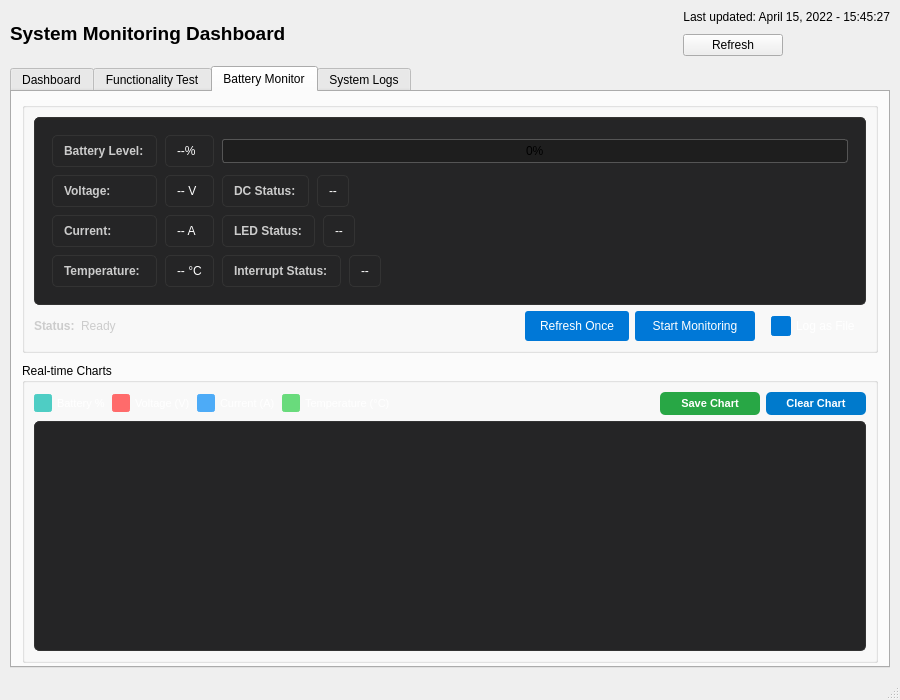
Old version of the form gui/ui/main_window.ui in the repository MingYuan-Chen/orion_v2.
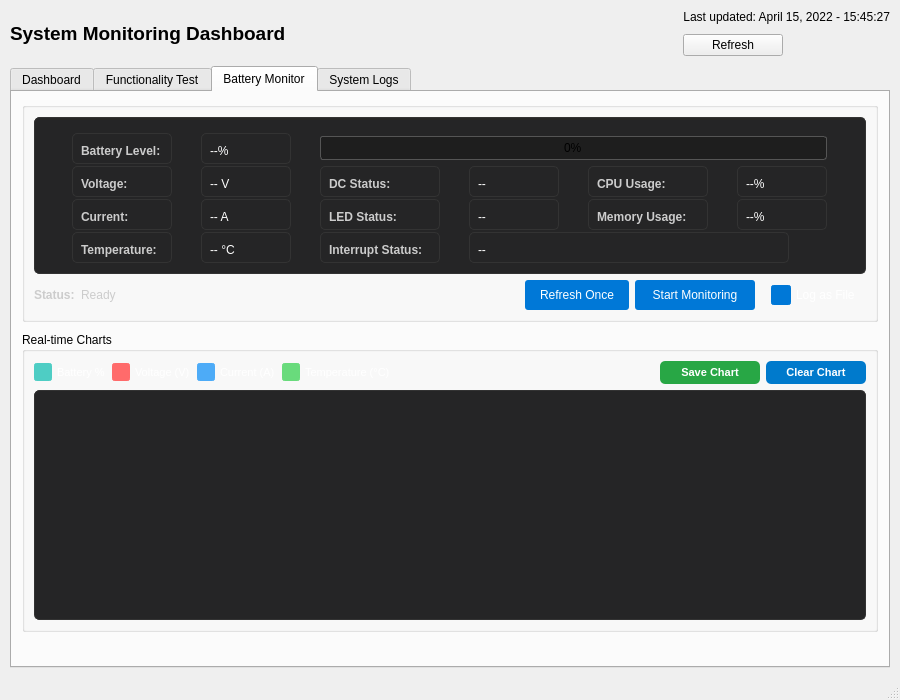
New version of the form. The open tabs and pages were chosen to show the change.

Commit message: add cpu & memory in battery monitor

```diff
--- a/gui/ui/main_window.ui
+++ b/gui/ui/main_window.ui
@@ -1283,15 +1283,42 @@
     background-color: #252526;
     border: 1px solid #333333;
     border-radius: 5px;
-    padding: 8px;
+    padding: 10px 5px 5px 5px;
 }</string>
              </property>
              <layout class="QGridLayout" name="gridLayout_battery_data">
+              <property name="leftMargin">
+               <number>5</number>
+              </property>
+              <property name="topMargin">
+               <number>5</number>
+              </property>
+              <property name="rightMargin">
+               <number>5</number>
+              </property>
+              <property name="bottomMargin">
+               <number>5</number>
+              </property>
               <property name="spacing">
-               <number>8</number>
+               <number>2</number>
+              </property>
+              <property name="columnStretch">
+               <string>0,0,0,0,0,1</string>
               </property>
               <item row="0" column="0">
                <widget class="QLabel" name="label_battery_level_title">
+                <property name="minimumSize">
+                 <size>
+                  <width>100</width>
+                  <height>0</height>
+                 </size>
+                </property>
+                <property name="maximumSize">
+                 <size>
+                  <width>100</width>
+                  <height>16777215</height>
+                 </size>
+                </property>
                 <property name="text">
                  <string>Battery Level:</string>
                 </property>
@@ -1302,6 +1329,18 @@
               </item>
               <item row="0" column="1">
                <widget class="QLabel" name="label_battery_level_value">
+                <property name="minimumSize">
+                 <size>
+                  <width>90</width>
+                  <height>0</height>
+                 </size>
+                </property>
+                <property name="maximumSize">
+                 <size>
+                  <width>90</width>
+                  <height>16777215</height>
+                 </size>
+                </property>
                 <property name="text">
                  <string>--%</string>
                 </property>
@@ -1310,7 +1349,7 @@
                 </property>
                </widget>
               </item>
-              <item row="0" column="2">
+              <item row="0" column="2" colspan="4">
                <widget class="QProgressBar" name="progressBar_battery_level">
                 <property name="value">
                  <number>0</number>
@@ -1331,6 +1370,18 @@
               </item>
               <item row="1" column="0">
                <widget class="QLabel" name="label_voltage_title">
+                <property name="minimumSize">
+                 <size>
+                  <width>100</width>
+                  <height>0</height>
+                 </size>
+                </property>
+                <property name="maximumSize">
+                 <size>
+                  <width>100</width>
+                  <height>16777215</height>
+                 </size>
+                </property>
                 <property name="text">
                  <string>Voltage:</string>
                 </property>
@@ -1341,6 +1392,18 @@
               </item>
               <item row="1" column="1">
                <widget class="QLabel" name="label_voltage_value">
+                <property name="minimumSize">
+                 <size>
+                  <width>90</width>
+                  <height>0</height>
+                 </size>
+                </property>
+                <property name="maximumSize">
+                 <size>
+                  <width>90</width>
+                  <height>16777215</height>
+                 </size>
+                </property>
                 <property name="text">
                  <string>-- V</string>
                 </property>
@@ -1351,6 +1414,18 @@
               </item>
               <item row="2" column="0">
                <widget class="QLabel" name="label_current_title">
+                <property name="minimumSize">
+                 <size>
+                  <width>100</width>
+                  <height>0</height>
+                 </size>
+                </property>
+                <property name="maximumSize">
+                 <size>
+                  <width>100</width>
+                  <height>16777215</height>
+                 </size>
+                </property>
                 <property name="text">
                  <string>Current:</string>
                 </property>
@@ -1361,6 +1436,18 @@
               </item>
               <item row="2" column="1">
                <widget class="QLabel" name="label_current_value">
+                <property name="minimumSize">
+                 <size>
+                  <width>90</width>
+                  <height>0</height>
+                 </size>
+                </property>
+                <property name="maximumSize">
+                 <size>
+                  <width>90</width>
+                  <height>16777215</height>
+                 </size>
+                </property>
                 <property name="text">
                  <string>-- A</string>
                 </property>
@@ -1371,6 +1458,18 @@
               </item>
               <item row="3" column="0">
                <widget class="QLabel" name="label_temperature_title">
+                <property name="minimumSize">
+                 <size>
+                  <width>100</width>
+                  <height>0</height>
+                 </size>
+                </property>
+                <property name="maximumSize">
+                 <size>
+                  <width>100</width>
+                  <height>16777215</height>
+                 </size>
+                </property>
                 <property name="text">
                  <string>Temperature:</string>
                 </property>
@@ -1381,6 +1480,18 @@
               </item>
               <item row="3" column="1">
                <widget class="QLabel" name="label_temperature_value">
+                <property name="minimumSize">
+                 <size>
+                  <width>90</width>
+                  <height>0</height>
+                 </size>
+                </property>
+                <property name="maximumSize">
+                 <size>
+                  <width>90</width>
+                  <height>16777215</height>
+                 </size>
+                </property>
                 <property name="text">
                  <string>-- °C</string>
                 </property>
@@ -1390,9 +1501,19 @@
                </widget>
               </item>
               <item row="1" column="2">
-               <layout class="QHBoxLayout" name="horizontalLayout_dc_status">
-                <item>
                  <widget class="QLabel" name="label_dc_status_title">
+                <property name="minimumSize">
+                 <size>
+                  <width>120</width>
+                  <height>0</height>
+                 </size>
+                </property>
+                <property name="maximumSize">
+                 <size>
+                  <width>120</width>
+                  <height>16777215</height>
+                 </size>
+                </property>
                   <property name="text">
                    <string>DC Status:</string>
                   </property>
@@ -1401,8 +1522,20 @@
                   </property>
                  </widget>
                 </item>
-                <item>
+              <item row="1" column="3">
                  <widget class="QLabel" name="label_dc_status_value">
+                <property name="minimumSize">
+                 <size>
+                  <width>90</width>
+                  <height>0</height>
+                 </size>
+                </property>
+                <property name="maximumSize">
+                 <size>
+                  <width>90</width>
+                  <height>16777215</height>
+                 </size>
+                </property>
                   <property name="text">
                    <string>--</string>
                   </property>
@@ -1411,25 +1544,64 @@
                   </property>
                  </widget>
                 </item>
-                <item>
-                 <spacer name="horizontalSpacer_dc_status">
-                  <property name="orientation">
-                   <enum>Qt::Horizontal</enum>
-                  </property>
-                  <property name="sizeHint" stdset="0">
+              <item row="1" column="4">
+               <widget class="QLabel" name="label_cpu_usage_title">
+                <property name="minimumSize">
+                 <size>
+                  <width>120</width>
+                  <height>0</height>
+                 </size>
+                </property>
+                <property name="maximumSize">
                    <size>
-                    <width>40</width>
-                    <height>20</height>
-                   </size>
-                  </property>
-                 </spacer>
-                </item>
-               </layout>
+                  <width>120</width>
+                  <height>16777215</height>
+                 </size>
+                </property>
+                <property name="text">
+                 <string>CPU Usage:</string>
+                </property>
+                <property name="styleSheet">
+                 <string>color: #CCCCCC; font-weight: bold;</string>
+                </property>
+               </widget>
+              </item>
+              <item row="1" column="5">
+               <widget class="QLabel" name="label_cpu_usage_value">
+                <property name="minimumSize">
+                 <size>
+                  <width>90</width>
+                  <height>0</height>
+                 </size>
+                </property>
+                <property name="maximumSize">
+                 <size>
+                  <width>90</width>
+                  <height>16777215</height>
+                 </size>
+                </property>
+                <property name="text">
+                 <string>--%</string>
+                </property>
+                <property name="styleSheet">
+                 <string>color: white;</string>
+                </property>
+               </widget>
               </item>
               <item row="2" column="2">
-               <layout class="QHBoxLayout" name="horizontalLayout_led_status">
-                <item>
                  <widget class="QLabel" name="label_led_status_title">
+                <property name="minimumSize">
+                 <size>
+                  <width>120</width>
+                  <height>0</height>
+                 </size>
+                </property>
+                <property name="maximumSize">
+                 <size>
+                  <width>120</width>
+                  <height>16777215</height>
+                 </size>
+                </property>
                   <property name="text">
                    <string>LED Status:</string>
                   </property>
@@ -1438,8 +1610,20 @@
                   </property>
                  </widget>
                 </item>
-                <item>
+              <item row="2" column="3">
                  <widget class="QLabel" name="label_led_status_value">
+                <property name="minimumSize">
+                 <size>
+                  <width>90</width>
+                  <height>0</height>
+                 </size>
+                </property>
+                <property name="maximumSize">
+                 <size>
+                  <width>90</width>
+                  <height>16777215</height>
+                 </size>
+                </property>
                   <property name="text">
                    <string>--</string>
                   </property>
@@ -1448,25 +1632,64 @@
                   </property>
                  </widget>
                 </item>
-                <item>
-                 <spacer name="horizontalSpacer_led_status">
-                  <property name="orientation">
-                   <enum>Qt::Horizontal</enum>
-                  </property>
-                  <property name="sizeHint" stdset="0">
+              <item row="2" column="4">
+               <widget class="QLabel" name="label_memory_usage_title">
+                <property name="minimumSize">
+                 <size>
+                  <width>120</width>
+                  <height>0</height>
+                 </size>
+                </property>
+                <property name="maximumSize">
                    <size>
-                    <width>40</width>
-                    <height>20</height>
-                   </size>
-                  </property>
-                 </spacer>
-                </item>
-               </layout>
+                  <width>120</width>
+                  <height>16777215</height>
+                 </size>
+                </property>
+                <property name="text">
+                 <string>Memory Usage:</string>
+                </property>
+                <property name="styleSheet">
+                 <string>color: #CCCCCC; font-weight: bold;</string>
+                </property>
+               </widget>
+              </item>
+              <item row="2" column="5">
+               <widget class="QLabel" name="label_memory_usage_value">
+                <property name="minimumSize">
+                 <size>
+                  <width>90</width>
+                  <height>0</height>
+                 </size>
+                </property>
+                <property name="maximumSize">
+                 <size>
+                  <width>90</width>
+                  <height>16777215</height>
+                 </size>
+                </property>
+                <property name="text">
+                 <string>--%</string>
+                </property>
+                <property name="styleSheet">
+                 <string>color: white;</string>
+                </property>
+               </widget>
               </item>
               <item row="3" column="2">
-               <layout class="QHBoxLayout" name="horizontalLayout_interrupt_status">
-                <item>
                  <widget class="QLabel" name="label_interrupt_status_title">
+                <property name="minimumSize">
+                 <size>
+                  <width>120</width>
+                  <height>0</height>
+                 </size>
+                </property>
+                <property name="maximumSize">
+                 <size>
+                  <width>120</width>
+                  <height>16777215</height>
+                 </size>
+                </property>
                   <property name="text">
                    <string>Interrupt Status:</string>
                   </property>
@@ -1475,8 +1698,20 @@
                   </property>
                  </widget>
                 </item>
-                <item>
+              <item row="3" column="3"  colspan="3">
                  <widget class="QLabel" name="label_interrupt_status_value">
+                <property name="minimumSize">
+                 <size>
+                  <width>70</width>
+                  <height>0</height>
+                 </size>
+                </property>
+                <property name="maximumSize">
+                 <size>
+                  <width>320</width>
+                  <height>16777215</height>
+                 </size>
+                </property>
                   <property name="text">
                    <string>--</string>
                   </property>
@@ -1485,21 +1720,7 @@
                   </property>
                  </widget>
                 </item>
-                <item>
-                 <spacer name="horizontalSpacer_interrupt_status">
-                  <property name="orientation">
-                   <enum>Qt::Horizontal</enum>
-                  </property>
-                  <property name="sizeHint" stdset="0">
-                   <size>
-                    <width>40</width>
-                    <height>20</height>
-                   </size>
-                  </property>
-                 </spacer>
-                </item>
-               </layout>
-              </item>
+
 
              </layout>
             </widget>
@@ -1533,7 +1754,7 @@
                </property>
                <property name="sizeHint" stdset="0">
                 <size>
-                 <width>40</width>
+                 <width>10</width>
                  <height>20</height>
                 </size>
                </property>
```
Lines whose indentation alone changed are shown as unchanged. The commit also changes 10 other files.
